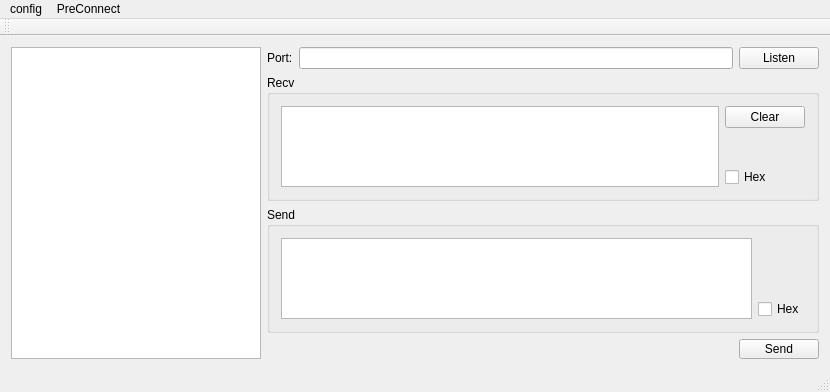
Qt form ui/mainwindow.ui (freudshow/qsvr) before a commit.
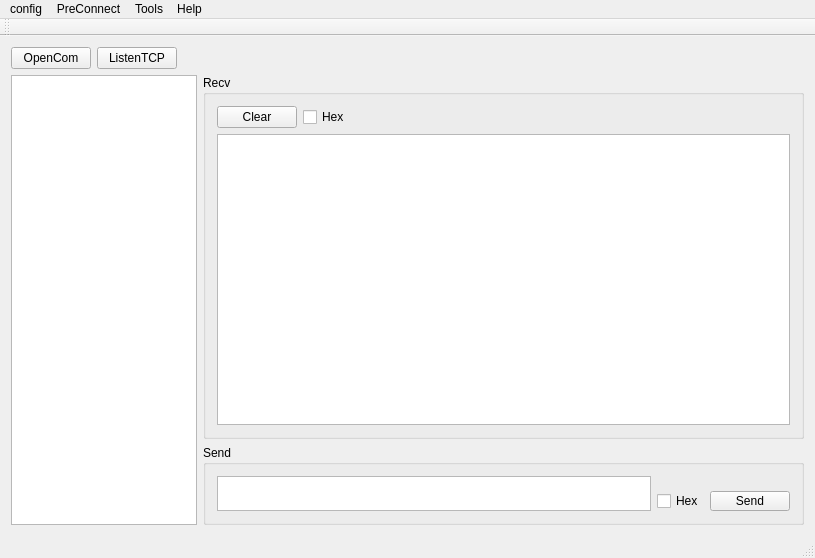
The same form after that commit.

Commit message: tcp port mv to config.ini

Patch:
```diff
--- a/ui/mainwindow.ui
+++ b/ui/mainwindow.ui
@@ -6,65 +6,80 @@
    <rect>
     <x>0</x>
     <y>0</y>
-    <width>830</width>
-    <height>392</height>
+    <width>815</width>
+    <height>558</height>
    </rect>
   </property>
   <property name="windowTitle">
    <string>MainWindow</string>
   </property>
   <widget class="QWidget" name="centralWidget">
+   <layout class="QVBoxLayout" name="verticalLayout_3">
+    <item>
+     <layout class="QHBoxLayout" name="horizontalLayout_5">
+      <item>
+       <widget class="QPushButton" name="pushButton_Listen_2">
+        <property name="text">
+         <string>OpenCom</string>
+        </property>
+       </widget>
+      </item>
+      <item>
+       <widget class="QPushButton" name="pushButton_Listen">
+        <property name="text">
+         <string>ListenTCP</string>
+        </property>
+       </widget>
+      </item>
+      <item>
+       <spacer name="horizontalSpacer">
+        <property name="orientation">
+         <enum>Qt::Horizontal</enum>
+        </property>
+        <property name="sizeHint" stdset="0">
+         <size>
+          <width>40</width>
+          <height>20</height>
+         </size>
+        </property>
+       </spacer>
+      </item>
+     </layout>
+    </item>
+    <item>
    <layout class="QHBoxLayout" name="horizontalLayout_4">
     <item>
      <widget class="QTextBrowser" name="textBrowser">
       <property name="minimumSize">
        <size>
-        <width>150</width>
+          <width>160</width>
         <height>250</height>
        </size>
       </property>
       <property name="maximumSize">
        <size>
-        <width>250</width>
+          <width>200</width>
         <height>16777215</height>
        </size>
       </property>
      </widget>
     </item>
     <item>
-     <layout class="QVBoxLayout" name="verticalLayout_3">
-      <item>
-       <layout class="QHBoxLayout" name="horizontalLayout">
-        <item>
-         <widget class="QLabel" name="label">
-          <property name="text">
-           <string>Port:</string>
-          </property>
-         </widget>
-        </item>
-        <item>
-         <widget class="QLineEdit" name="lineEdit_Port"/>
-        </item>
-        <item>
-         <widget class="QPushButton" name="pushButton_Listen">
-          <property name="text">
-           <string>Listen</string>
-          </property>
-         </widget>
-        </item>
-       </layout>
-      </item>
+       <layout class="QVBoxLayout" name="verticalLayout_2">
       <item>
        <widget class="QGroupBox" name="groupBox">
+          <property name="minimumSize">
+           <size>
+            <width>601</width>
+            <height>341</height>
+           </size>
+          </property>
         <property name="title">
          <string>Recv</string>
         </property>
-        <layout class="QHBoxLayout" name="horizontalLayout_3">
-         <item>
-          <widget class="QTextEdit" name="textEdit_Recv"/>
-         </item>
-         <item>
-          <layout class="QVBoxLayout" name="verticalLayout">
+          <layout class="QGridLayout" name="gridLayout">
+           <item row="0" column="0">
+            <layout class="QHBoxLayout" name="horizontalLayout">
            <item>
             <widget class="QPushButton" name="Button_ClrRcv">
              <property name="text">
@@ -72,19 +87,6 @@
              </property>
             </widget>
            </item>
-           <item>
-            <spacer name="verticalSpacer_2">
-             <property name="orientation">
-              <enum>Qt::Vertical</enum>
-             </property>
-             <property name="sizeHint" stdset="0">
-              <size>
-               <width>44</width>
-               <height>17</height>
-              </size>
-             </property>
-            </spacer>
-           </item>
            <item>
             <widget class="QCheckBox" name="checkBox_RecvHex">
              <property name="text">
@@ -92,22 +94,50 @@
              </property>
             </widget>
            </item>
-          </layout>
-         </item>
+             <item>
+              <spacer name="horizontalSpacer_2">
+               <property name="orientation">
+                <enum>Qt::Horizontal</enum>
+               </property>
+               <property name="sizeHint" stdset="0">
+                <size>
+                 <width>40</width>
+                 <height>20</height>
+                </size>
+               </property>
+              </spacer>
+             </item>
+            </layout>
+           </item>
+           <item row="1" column="0">
+            <widget class="QTextEdit" name="textEdit_Recv"/>
+           </item>
         </layout>
        </widget>
       </item>
       <item>
        <widget class="QGroupBox" name="groupBox_2">
+          <property name="minimumSize">
+           <size>
+            <width>0</width>
+            <height>80</height>
+           </size>
+          </property>
+          <property name="maximumSize">
+           <size>
+            <width>16777215</width>
+            <height>80</height>
+           </size>
+          </property>
         <property name="title">
          <string>Send</string>
         </property>
-        <layout class="QGridLayout" name="gridLayout_2">
-         <item row="0" column="0">
+          <layout class="QHBoxLayout" name="horizontalLayout_3">
+           <item>
           <widget class="QTextEdit" name="textEdit_Send"/>
          </item>
-         <item row="0" column="1">
-          <layout class="QVBoxLayout" name="verticalLayout_2">
+           <item>
+            <layout class="QVBoxLayout" name="verticalLayout">
            <item>
             <spacer name="verticalSpacer">
              <property name="orientation">
@@ -116,37 +146,19 @@
              <property name="sizeHint" stdset="0">
               <size>
                <width>20</width>
-               <height>40</height>
+                 <height>18</height>
               </size>
              </property>
             </spacer>
-           </item>
-           <item>
-            <widget class="QCheckBox" name="checkBox_SendHex">
-             <property name="text">
-              <string>Hex</string>
-             </property>
-            </widget>
-           </item>
-          </layout>
-         </item>
-        </layout>
-       </widget>
       </item>
       <item>
        <layout class="QHBoxLayout" name="horizontalLayout_2">
         <item>
-         <spacer name="horizontalSpacer">
-          <property name="orientation">
-           <enum>Qt::Horizontal</enum>
-          </property>
-          <property name="sizeHint" stdset="0">
-           <size>
-            <width>40</width>
-            <height>20</height>
-           </size>
-          </property>
-         </spacer>
+                <widget class="QCheckBox" name="checkBox_SendHex">
+                 <property name="text">
+                  <string>Hex</string>
+                 </property>
+                </widget>
         </item>
         <item>
          <widget class="QPushButton" name="pushButton_Send">
@@ -167,12 +179,19 @@
     </item>
    </layout>
   </widget>
+        </item>
+       </layout>
+      </item>
+     </layout>
+    </item>
+   </layout>
+  </widget>
   <widget class="QMenuBar" name="menuBar">
    <property name="geometry">
     <rect>
      <x>0</x>
      <y>0</y>
-     <width>830</width>
+     <width>815</width>
      <height>23</height>
     </rect>
    </property>
@@ -189,8 +208,25 @@
      <string>PreConnect</string>
     </property>
    </widget>
+   <widget class="QMenu" name="menuTools">
+    <property name="title">
+     <string>Tools</string>
+    </property>
+    <addaction name="actionFCS"/>
+    <addaction name="actionCRC16"/>
+    <addaction name="actionSUM"/>
+    <addaction name="actionAdd0x33"/>
+   </widget>
+   <widget class="QMenu" name="menuAbout">
+    <property name="title">
+     <string>Help</string>
+    </property>
+    <addaction name="actionAbout"/>
+   </widget>
    <addaction name="menucomConfig"/>
    <addaction name="menuPreConnect"/>
+   <addaction name="menuTools"/>
+   <addaction name="menuAbout"/>
   </widget>
   <widget class="QToolBar" name="mainToolBar">
    <attribute name="toolBarArea">
```
Left out of the diff: 25 changed lines with no effect on the pictures. Lines whose indentation alone changed are shown as unchanged. The commit also changes 5 other files.
